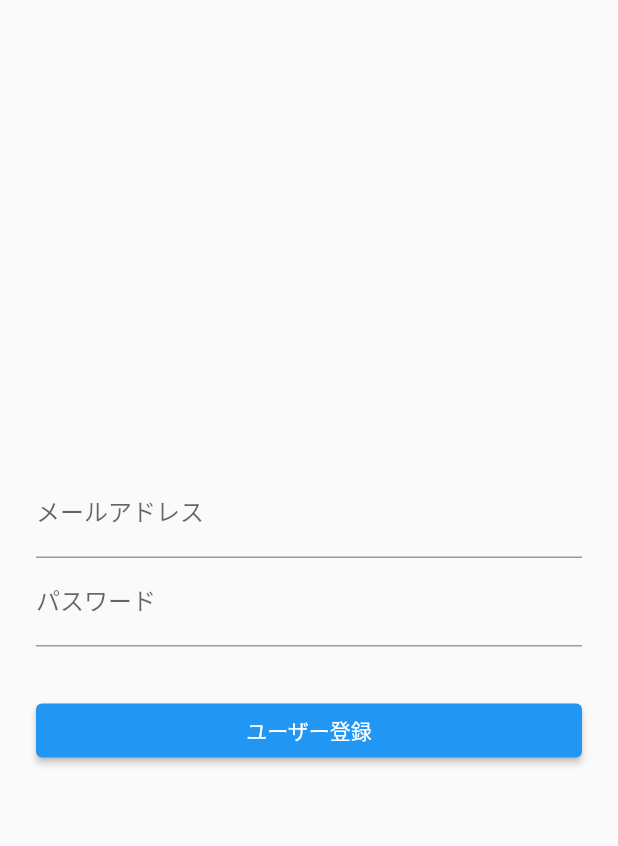
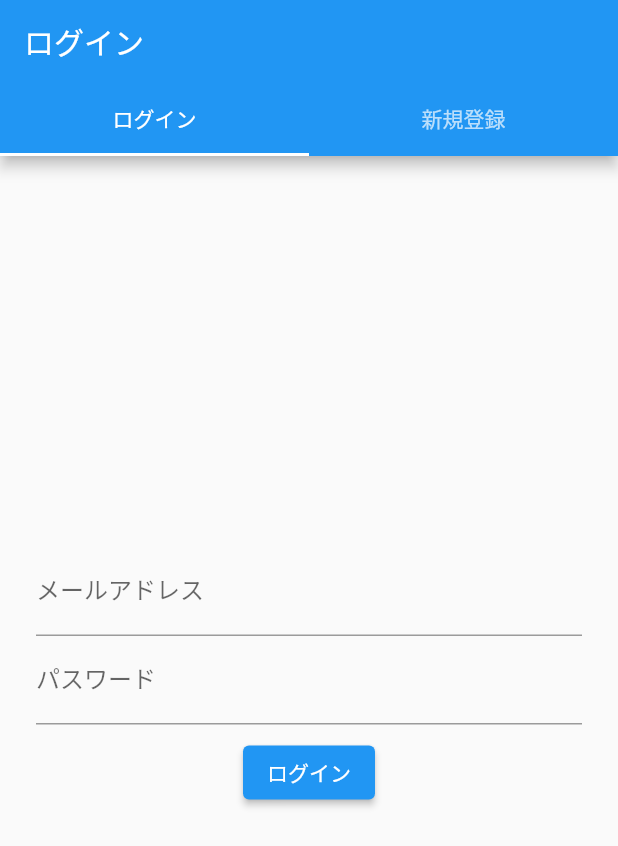
Before and after one commit to isshi06/flutter_sample_01, a Flutter app: the screen it shows after launch, on a phone screen of 412 x 824 dp. Shown: the top 846 px of the screen. Run offline on Flutter 3.47's test engine with Material 2 defaults, Android fonts, the phone set to English and light mode, and no system bars; our stand-ins replace firebase_auth, firebase_core, flutter_riverpod, freezed_annotation; accounts and stored records are empty.

Commit message:
ログインユーザ情報取得

```diff
--- /dev/null
+++ b/lib/login/ui/login_home.dart
@@ -0,0 +1,38 @@
+import 'package:flutter/material.dart';
+import 'package:flutter_riverpod/flutter_riverpod.dart';
+import 'package:flutter_sample_01/login/ui/register_page.dart';
+import 'login_page.dart';
+
+// ログイン画面 親
+class LoginHome extends ConsumerWidget {
+  LoginHome({Key? key}) : super(key: key);
+
+  static const String title = 'ログイン';
+  static const String routeName = 'provider-page';
+  final List<Tab> myTabs = <Tab>[
+    const Tab(text: 'ログイン'),
+    const Tab(text: '新規登録'),
+    // const Tab(text: 'プロフィール'),
+  ];
+
+  @override
+  Widget build(BuildContext context, WidgetRef ref) {
+    return DefaultTabController(
+      length: 2,
+      child: Scaffold(
+        appBar: AppBar(
+          title: const Text(title),
+          bottom: TabBar(
+            tabs: myTabs,
+          ),
+        ),
+        body: TabBarView(
+          children: [
+            LoginPage(),
+            RegisterPage(),
+          ],
+        ),
+      ),
+    );
+  }
+}
--- /dev/null
+++ b/lib/login/ui/login_page.dart
@@ -0,0 +1,105 @@
+import 'package:firebase_auth/firebase_auth.dart';
+import 'package:flutter/material.dart';
+import 'package:flutter_riverpod/flutter_riverpod.dart';
+import 'package:flutter_sample_01/home_page.dart';
+import 'package:flutter_sample_01/profile/model/login_user.dart';
+
+// ログイン画面用Widget
+class LoginPage extends ConsumerWidget {
+  LoginPage({Key? key}) : super(key: key);
+
+//   @override
+//   _LoginPageState createState() => _LoginPageState();
+// }
+
+// class _LoginPageState extends State<LoginPage> {
+  // メッセージ表示用
+  String infoText = '';
+  // 入力されたメールアドレス（ログイン）
+  String loginUserEmail = 'sample@example.com';
+  // 入力されたパスワード（ログイン）
+  String loginUserPassword = 'password';
+
+  LoginUser user = const LoginUser('メルアド(直書)', '仮');
+
+  @override
+  Widget build(BuildContext context, WidgetRef ref) {
+    final localUser = ref.watch(userProvider.state);
+    final userEmail = ref.watch(userEmailProvider.state);
+
+    return Scaffold(
+      body: Center(
+        child: SingleChildScrollView(
+          child: Container(
+            padding: const EdgeInsets.all(24),
+            child: Column(
+              mainAxisAlignment: MainAxisAlignment.center, // 中央寄せ
+              children: <Widget>[
+                // const SizedBox(height: 32),
+                TextFormField(
+                  decoration: const InputDecoration(labelText: 'メールアドレス'),
+                  onChanged: (String value) {
+                    loginUserEmail = value;
+                    // setState(() {
+                    //   loginUserEmail = value;
+                    // });
+                  },
+                ),
+                TextFormField(
+                  decoration: const InputDecoration(labelText: 'パスワード'),
+                  obscureText: true,
+                  onChanged: (String value) {
+                    loginUserPassword = value;
+                    // setState(() {
+                    //   loginUserPassword = value;
+                    // });
+                  },
+                ),
+                const SizedBox(height: 8),
+                ElevatedButton(
+                  onPressed: () async {
+                    try {
+                      // メール/パスワードでログイン
+                      final auth = FirebaseAuth.instance;
+                      final result = await auth.signInWithEmailAndPassword(
+                        email: loginUserEmail,
+                        password: loginUserPassword,
+                      );
+                      // ログインに成功した場合
+                      // TODO: ログインユーザーを保持する処理
+                      final user = result.user!;
+                      // var appUser = new LoginUser(user.email, '仮');
+                      print('----------------------------');
+                      localUser.update((user) => LoginUser(user.email, '仮'));
+                      // if (user.email is String) {
+                      //userEmail.update((user) => user.email);
+                      // }
+                      userEmail.state = user.email;
+                      print(userEmail.state);
+                      // ref.read(userProvider) = appUser;
+                      print('login user email: ${user.email}');
+                      await Navigator.of(context).pushReplacement<void, void>(
+                        MaterialPageRoute(builder: (context) {
+                          return HomePage();
+                        }),
+                      );
+                    } on Exception catch (e) {
+                      // ログインに失敗した場合
+                      infoText = 'ログインNG：${e.toString()}';
+                      // setState(() {
+                      //   infoText = 'ログインNG：${e.toString()}';
+                      // });
+                    }
+                  },
+                  child: const Text('ログイン'),
+                ),
+                const SizedBox(height: 8),
+                Text(infoText),
+              ],
+            ),
+          ),
+        ),
+      ),
+    );
+  }
+}
--- a/lib/login_page.dart
+++ /dev/null
@@ -1,89 +0,0 @@
-import 'package:firebase_auth/firebase_auth.dart';
-import 'package:firebase_core/firebase_core.dart';
-import 'package:flutter/material.dart';
-import 'package:flutter_sample_01/zip_search/ui/search_by_zipcode.dart';
-import 'home_page.dart';
-
-// TODO: サンプルコードコピペのため、実際に動く形に
-// ログイン画面用Widget
-class LoginPage extends StatefulWidget {
-  @override
-  _LoginPageState createState() => _LoginPageState();
-}
-
-class _LoginPageState extends State<LoginPage> {
-  // メッセージ表示用
-  String infoText = '';
-  // 入力したメールアドレス・パスワード
-  String email = '';
-  String password = '';
-
-  @override
-  Widget build(BuildContext context) {
-    return Scaffold(
-      body: Center(
-        child: Container(
-          padding: EdgeInsets.all(24),
-          child: Column(
-            mainAxisAlignment: MainAxisAlignment.center,
-            children: <Widget>[
-              // メールアドレス入力
-              TextFormField(
-                decoration: InputDecoration(labelText: 'メールアドレス'),
-                onChanged: (String value) {
-                  setState(() {
-                    email = value;
-                  });
-                },
-              ),
-              // パスワード入力
-              TextFormField(
-                decoration: InputDecoration(labelText: 'パスワード'),
-                obscureText: true,
-                onChanged: (String value) {
-                  setState(() {
-                    password = value;
-                  });
-                },
-              ),
-              Container(
-                padding: EdgeInsets.all(8),
-                // メッセージ表示
-                child: Text(infoText),
-              ),
-              Container(
-                width: double.infinity,
-                // ユーザー登録ボタン
-                child: ElevatedButton(
-                  child: Text('ユーザー登録'),
-                  onPressed: () async {
-                    try {
-                      // メール/パスワードでユーザー登録
-                      final FirebaseAuth auth = FirebaseAuth.instance;
-                      await auth.createUserWithEmailAndPassword(
-                        email: email,
-                        password: password,
-                      );
-                      // ユーザー登録に成功した場合
-                      // チャット画面に遷移＋ログイン画面を破棄
-                      await Navigator.of(context).pushReplacement(
-                        MaterialPageRoute(builder: (context) {
-                          return HomePage();
-                        }),
-                      );
-                    } catch (e) {
-                      // ユーザー登録に失敗した場合
-                      setState(() {
-                        infoText = "登録に失敗しました：${e.toString()}";
-                      });
-                    }
-                  },
-                ),
-              )
-            ],
-          ),
-        ),
-      ),
-    );
-  }
-}
--- a/lib/main.dart
+++ b/lib/main.dart
@@ -1,13 +1,11 @@
+import 'package:firebase_core/firebase_core.dart';
 import 'package:flutter/material.dart';
 import 'package:flutter_riverpod/flutter_riverpod.dart';
-import 'package:flutter_sample_01/meal_history/ui/meal_history_home.dart';
-import 'package:flutter_sample_01/zip_search/ui/search_by_zipcode.dart';
-import 'login_page.dart';
-import 'package:firebase_auth/firebase_auth.dart';
-import 'package:firebase_core/firebase_core.dart';
-import 'home_page.dart';
+import 'package:flutter_sample_01/login/ui/login_home.dart';
+import 'profile/model/login_user.dart';
 
 Future<void> main() async {
+  // RunApp前にFlutterの機能を使うために必要(ここではFirebase.initializeApp())
   WidgetsFlutterBinding.ensureInitialized();
 
   await Firebase.initializeApp();
@@ -25,43 +23,11 @@ class MyApp extends StatelessWidget {
   @override
   Widget build(BuildContext context) {
     return MaterialApp(
-        title: 'Flutter Demo',
-        theme: ThemeData(
-          primarySwatch: Colors.blue,
-        ),
-        home: LoginPage());
+      title: 'Flutter Demo',
+      theme: ThemeData(
+        primarySwatch: Colors.blue,
+      ),
+      home: LoginHome(),
+    );
   }
 }
-
-// Widget example.
-// class HomePage extends ConsumerWidget {
-//   HomePage({Key? key}) : super(key: key);
-
-//   static const String title = 'ProviderPage';
-//   static const String routeName = 'provider-page';
-//   final List<Tab> myTabs = <Tab>[
-//     const Tab(text: '郵便番号検索'),
-//     const Tab(text: '食事日記'),
-//     const Tab(text: 'プロフィール'),
-//   ];
-
-//   @override
-//   Widget build(BuildContext context, WidgetRef ref) {
-//     return Scaffold(
-//       appBar: AppBar(
-//         title: const Text(title),
-//         bottom: TabBar(
-//           tabs: myTabs,
-//         ),
-//       ),
-//       body: TabBarView(
-//         controller: TabController(length: 3, vsync: HomePage),
-//         children: [
-//           SearchByZipcode(),
-//           MealHistoryHome(),
-//           LoginPage(),
-//         ],
-//       ),
-//     );
-//   }
-// }
--- /dev/null
+++ b/lib/profile/model/login_user.dart
@@ -0,0 +1,20 @@
+import 'package:flutter_riverpod/flutter_riverpod.dart';
+import 'package:freezed_annotation/freezed_annotation.dart';
+
+part 'login_user.freezed.dart';
+
+@freezed
+class LoginUser with _$LoginUser {
+  const factory LoginUser(
+    // 匿名認証を使う際はemail空になる
+    String? email,
+    String? name,
+  ) = Data;
+}
+
+final userProvider = StateProvider<LoginUser>((ref) {
+  const user = LoginUser('sample001@example.com(直書き)', '');
+  return user;
+});
+
+final userEmailProvider = StateProvider<String?>((ref) => '');
```
Also changed, not shown: lib/home_page.dart (+70 -8 lines), lib/login/ui/register_page.dart (added, +97 -0 lines), lib/next_page.dart (+4 -8 lines), lib/profile/model/login_user.freezed.dart (added).
